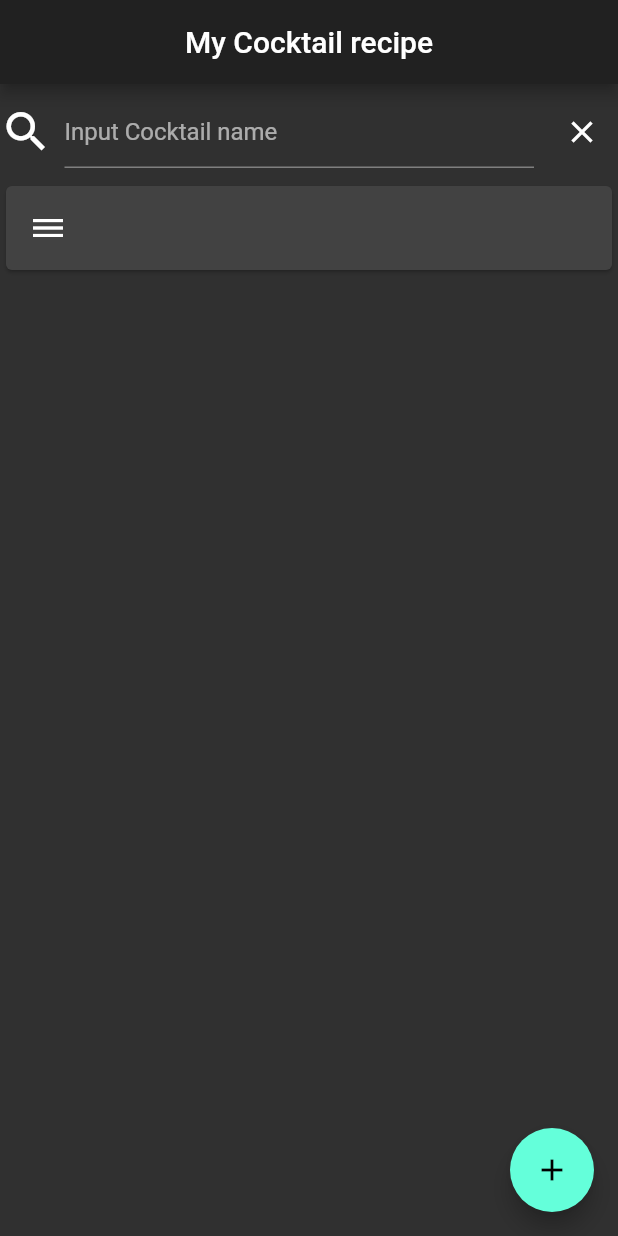
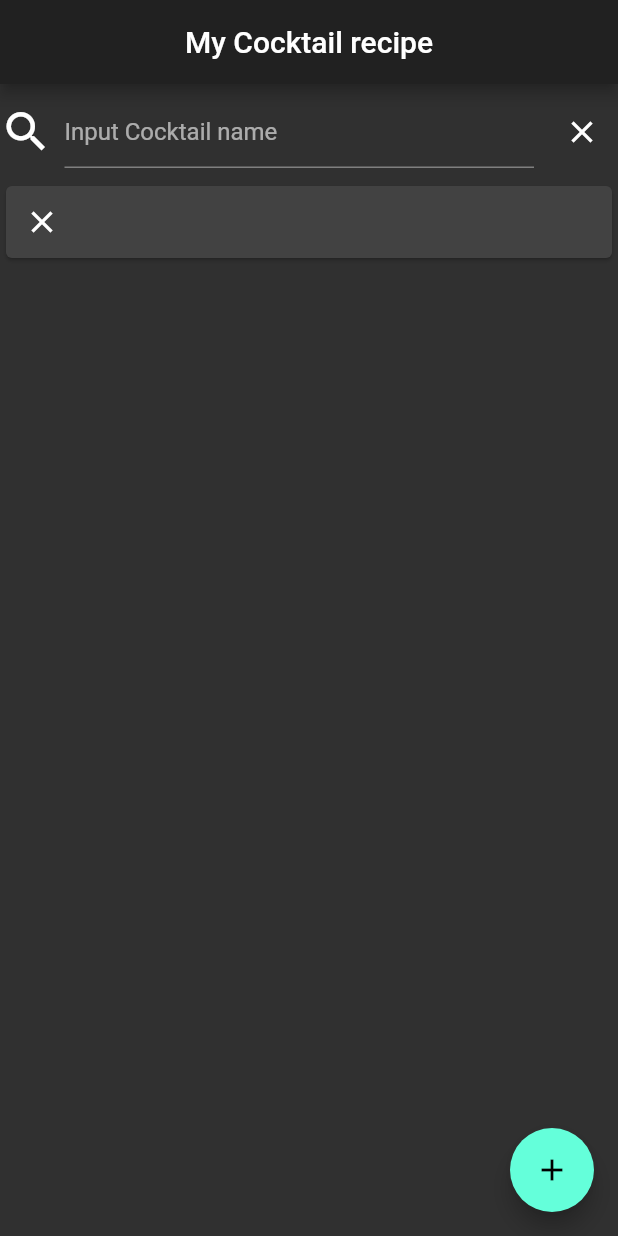
Before and after one commit to fumiyatani/cocktail_recipe_app, a Flutter app: the screen it shows after launch, after a tap on the "add" icon, on a phone screen of 412 x 824 dp. Run offline on Flutter 3.47's test engine with Material 2 defaults, Android fonts, the phone set to English and light mode, and no system bars; missing offline and left inert: flappy_search_bar.

Commit message:
fix card

```diff
--- a/lib/main.dart
+++ b/lib/main.dart
@@ -1,4 +1,7 @@
 import 'package:flutter/material.dart';
+import 'package:flappy_search_bar/flappy_search_bar.dart';
+
+import 'cocktail_search_bar.dart';
 
 void main() {
   runApp(MyApp());
@@ -86,12 +89,7 @@ class _TextFormListViewPageState extends State<TextFormListViewPage> {
                   itemBuilder: (BuildContext context, int index) {
                     final item = items[index];
 
-                    return new Card(
-                      child: ListTile(
-                        leading: Icon(Icons.dehaze_outlined),
-                        title: Text(item["title"]),
-                      ),
-                    );
+                    return createCard(item);
                   }),
             ),
           ],
@@ -109,4 +107,29 @@ class _TextFormListViewPageState extends State<TextFormListViewPage> {
       ),
     );
   }
+
+  /// Card Widget を作成する
+  /// 引数には Map を取る
+  ///   { key (String型): value(dynamic型) }
+  Card createCard(Map<String, dynamic> item) {
+
+    //
+    // 具体例{ title (String型): 表示される文字列(dynamic型) }
+    return new Card(
+      child: Row(
+        children: [
+          Text(item["title"]),
+          IconButton(
+            icon: Icon(Icons.close),
+            onPressed: () {
+              // IconButtonをタップした時にこの中が呼ばれる
+              setState(() {
+                items.remove(item);
+              });
+            },
+          ),
+        ],
+      ),
+    );
+  }
 }
--- a/pubspec.yaml
+++ b/pubspec.yaml
@@ -24,6 +24,7 @@ dependencies:
   flutter:
     sdk: flutter
 
+  flappy_search_bar: ^1.7.2
 
   # The following adds the Cupertino Icons font to your application.
   # Use with the CupertinoIcons class for iOS style icons.
```
Also changed, not shown: lib/cocktail_search_bar.dart (added), pubspec.lock.
